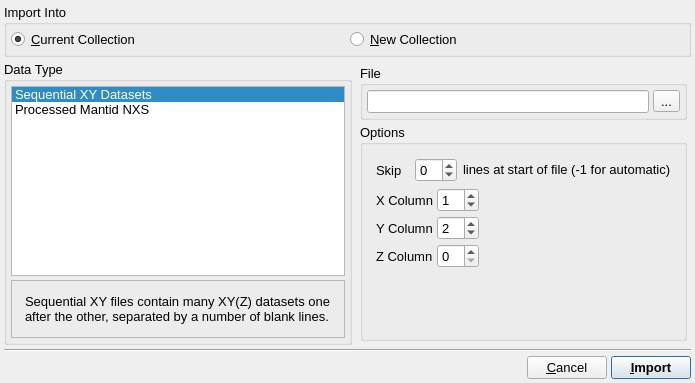
disorderedmaterials/dissolve, file src/gui/uchroma/gui/import.ui: the form before one commit.
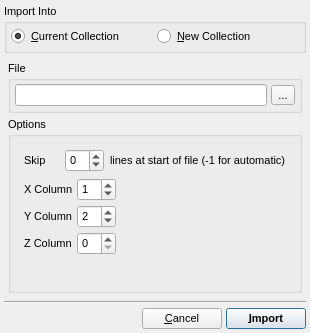
The form after the commit.

Commit message: Updated UChroma's ImportDialog.

```diff
--- a/src/gui/uchroma/gui/import.ui
+++ b/src/gui/uchroma/gui/import.ui
@@ -6,13 +6,13 @@
    <rect>
     <x>0</x>
     <y>0</y>
-    <width>695</width>
-    <height>383</height>
+    <width>310</width>
+    <height>333</height>
    </rect>
   </property>
   <property name="font">
    <font>
-    <pointsize>10</pointsize>
+    <pointsize>8</pointsize>
    </font>
   </property>
   <property name="windowTitle">
@@ -83,114 +83,9 @@
    </item>
    <item>
     <layout class="QHBoxLayout" name="horizontalLayout_3">
-     <item>
-      <widget class="QGroupBox" name="DataTypeGroup">
-       <property name="sizePolicy">
-        <sizepolicy hsizetype="Expanding" vsizetype="Preferred">
-         <horstretch>0</horstretch>
-         <verstretch>0</verstretch>
-        </sizepolicy>
-       </property>
-       <property name="title">
-        <string>Data Type</string>
-       </property>
-       <layout class="QVBoxLayout" name="verticalLayout">
-        <property name="spacing">
-         <number>4</number>
-        </property>
-        <property name="leftMargin">
-         <number>4</number>
-        </property>
-        <property name="topMargin">
-         <number>4</number>
-        </property>
-        <property name="rightMargin">
-         <number>4</number>
-        </property>
-        <property name="bottomMargin">
-         <number>4</number>
-        </property>
-        <item>
-         <widget class="QListWidget" name="DataTypeList">
-          <property name="editTriggers">
-           <set>QAbstractItemView::NoEditTriggers</set>
-          </property>
-          <property name="currentRow">
-           <number>0</number>
-          </property>
-          <item>
-           <property name="text">
-            <string>Sequential XY Datasets</string>
-           </property>
-          </item>
-          <item>
-           <property name="text">
-            <string>Processed Mantid NXS</string>
-           </property>
-          </item>
-         </widget>
-        </item>
-        <item>
-         <widget class="QFrame" name="InfoFrame">
-          <property name="sizePolicy">
-           <sizepolicy hsizetype="Preferred" vsizetype="Expanding">
-            <horstretch>0</horstretch>
-            <verstretch>0</verstretch>
-           </sizepolicy>
-          </property>
-          <property name="frameShape">
-           <enum>QFrame::StyledPanel</enum>
-          </property>
-          <property name="frameShadow">
-           <enum>QFrame::Sunken</enum>
-          </property>
-          <layout class="QHBoxLayout" name="horizontalLayout_5">
-           <property name="spacing">
-            <number>4</number>
-           </property>
-           <property name="leftMargin">
-            <number>4</number>
-           </property>
-           <property name="topMargin">
-            <number>4</number>
-           </property>
-           <property name="rightMargin">
-            <number>4</number>
-           </property>
-           <property name="bottomMargin">
-            <number>4</number>
-           </property>
-           <item>
-            <widget class="QStackedWidget" name="InfoStack">
-             <widget class="QWidget" name="SeqXYInfo">
-              <layout class="QVBoxLayout" name="verticalLayout_5">
-               <item>
-                <widget class="QLabel" name="SeqZYInfoLabel">
-                 <property name="sizePolicy">
-                  <sizepolicy hsizetype="Expanding" vsizetype="Expanding">
-                   <horstretch>0</horstretch>
-                   <verstretch>0</verstretch>
-                  </sizepolicy>
-                 </property>
-                 <property name="text">
-                  <string>Sequential XY files contain many XY(Z) datasets one after the other, separated by a number of blank lines.</string>
-                 </property>
-                 <property name="wordWrap">
-                  <bool>true</bool>
-                 </property>
-                </widget>
-               </item>
-              </layout>
-             </widget>
-             <widget class="QWidget" name="page_2"/>
-            </widget>
-           </item>
-          </layout>
-         </widget>
-        </item>
-       </layout>
-      </widget>
-     </item>
+     <property name="spacing">
+      <number>4</number>
+     </property>
      <item>
       <widget class="QWidget" name="RightWidget" native="true">
        <property name="sizePolicy">
```
Left out of the diff: 36 changed lines with no effect on the pictures. The commit also changes 4 other files.
